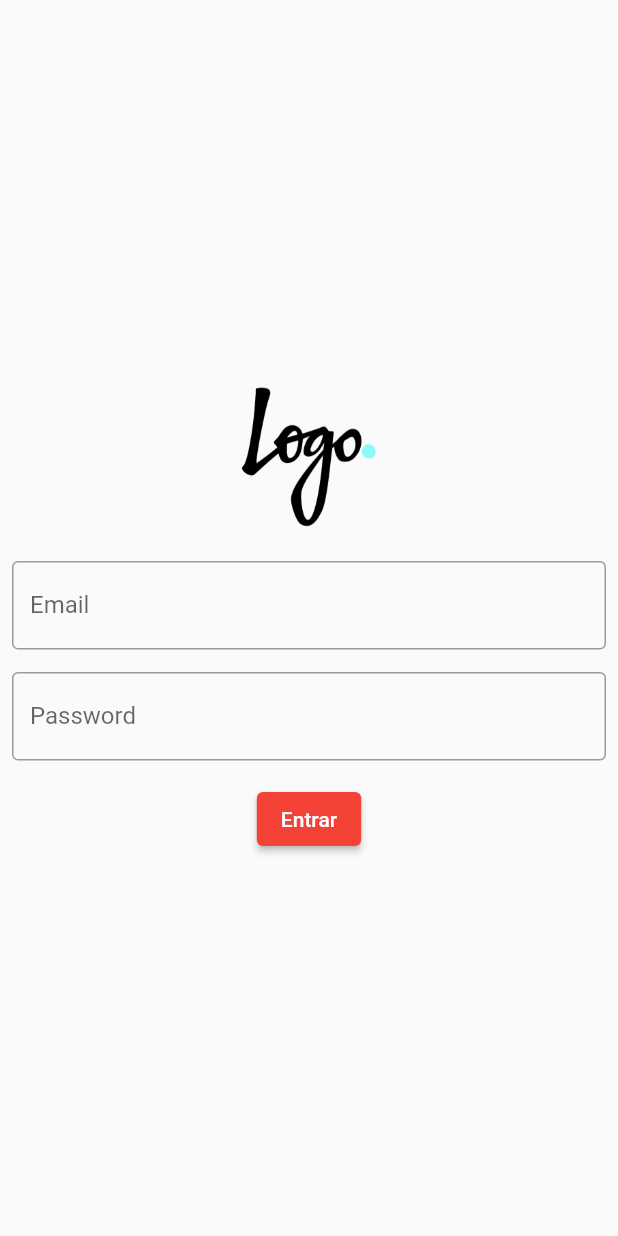
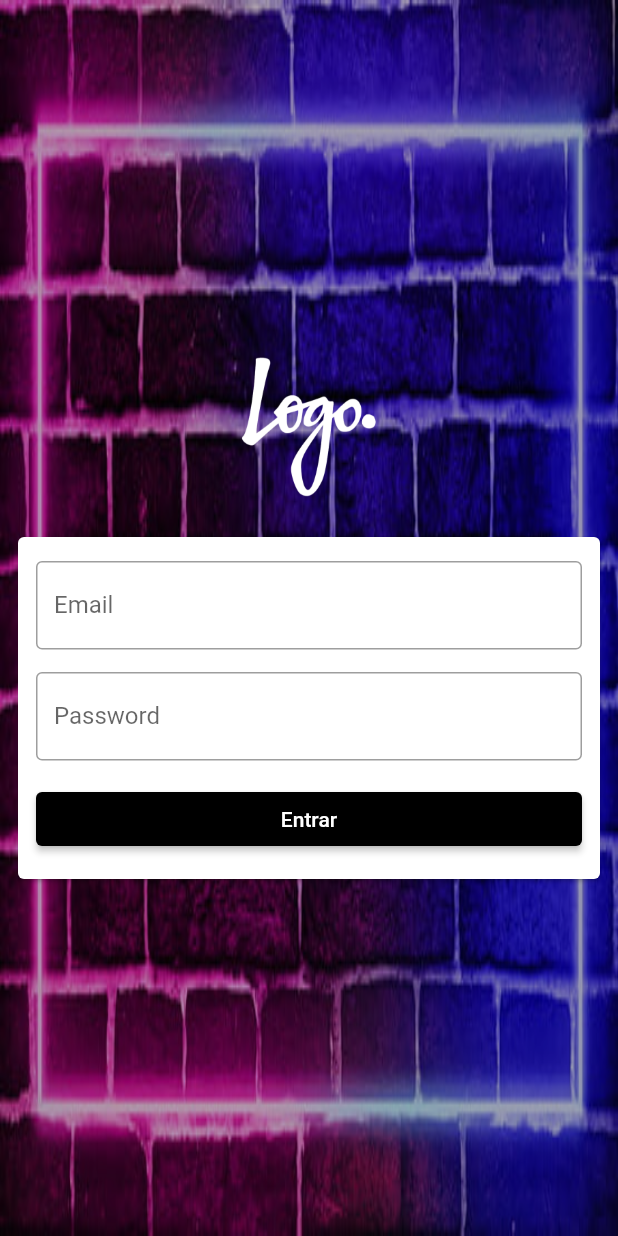
Before and after one commit to pauloricardoma/flutter-first, a Flutter app: the screen it shows after launch, on a phone screen of 412 x 824 dp. Run offline on Flutter 3.47's test engine with Material 2 defaults, Android fonts, the phone set to English and light mode, and no system bars.

Commit message:
first commit

```diff
--- a/lib/login_page.dart
+++ b/lib/login_page.dart
@@ -1,3 +1,4 @@
+
 import 'package:flutter/material.dart';
 
 class LoginPage extends StatefulWidget {
@@ -11,10 +12,10 @@ class _LoginPageState extends State<LoginPage> {
   String email = '';
   String password = '';
 
-  @override
-  Widget build(BuildContext context) {
-    return Scaffold(
-      body: SingleChildScrollView(
+  Widget _body() {
+    return Column(
+      children: [
+        SingleChildScrollView(
           child: SizedBox(
             width: MediaQuery.of(context).size.width,
             height: MediaQuery.of(context).size.height,
@@ -26,9 +27,22 @@ class _LoginPageState extends State<LoginPage> {
                   SizedBox(
                     width: 100,
                     height: 100,
-                  child: Image.asset('assets/images/logo.png'),
+                    child: Image.asset(
+                      'assets/images/logo.png',
+                      color: Colors.white
+                    ),
                   ),
                   Container(height: 20),
+                  Card(
+                    child: Padding(
+                      padding: const EdgeInsets.only(
+                        left: 12,
+                        right: 12,
+                        top: 16,
+                        bottom: 16,
+                      ),
+                      child: Column(
+                        children: [
                           TextField(
                             onChanged:((value) {
                               email = value;
@@ -54,6 +68,9 @@ class _LoginPageState extends State<LoginPage> {
                           ),
                           const SizedBox(height: 15),
                           ElevatedButton(
+                            style: TextButton.styleFrom(
+                              foregroundColor: Colors.white, backgroundColor: Colors.black,
+                            ),
                             onPressed: (() {
                               if (email == 'teste@email.com' && password == '123') {
                                 Navigator.of(context).pushNamed('/home');
@@ -61,13 +78,45 @@ class _LoginPageState extends State<LoginPage> {
                                 print('invalid');
                               }
                             }),
-                  child: const Text('Entrar'),
+                            child: const SizedBox(
+                              width: double.infinity,
+                              child: Text(
+                                'Entrar',
+                                textAlign: TextAlign.center,
+                              ),
+                            ),
+                          ),
+                        ],
+                      ),
+                    ),
                   ),
                 ],
               ),
             ),
           ),
         ),
+      ],
+    );
+  }
+
+  @override
+  Widget build(BuildContext context) {
+    return Scaffold(
+      body: Stack(
+        children: [
+          SizedBox(
+            height: MediaQuery.of(context).size.height,
+            child: Image.asset(
+              'assets/images/bg.jpg',
+              fit: BoxFit.fill,
+            ),
+          ),
+          Container(
+            color: Colors.black.withOpacity(0.3),
+          ),
+          _body(),
+        ],
+      ),
     );
   }
 }
--- a/pubspec.yaml
+++ b/pubspec.yaml
@@ -62,6 +62,7 @@ flutter:
   # To add assets to your application, add an assets section, like this:
   assets:
     - assets/images/logo.png
+    - assets/images/bg.jpg
 
   # An image asset can refer to one or more resolution-specific "variants", see
   # https://flutter.dev/assets-and-images/#resolution-aware
```
Also changed, not shown: assets/images/bg.jpg (added). Lines whose indentation alone changed are shown as unchanged.
